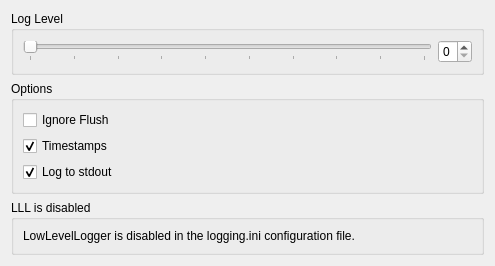
Old version of the form src/dose/dose_dobexplorer.ss/src/loggingsettings.ui in the repository SafirSDK/safir-sdk-core.
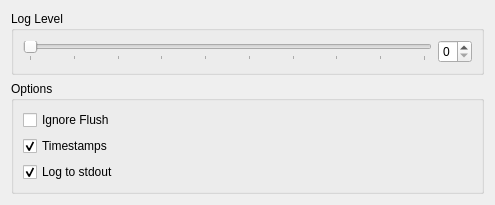
New version of the form.

```diff
--- a/src/dose/dose_dobexplorer.ss/src/loggingsettings.ui
+++ b/src/dose/dose_dobexplorer.ss/src/loggingsettings.ui
@@ -7,7 +7,7 @@
     <x>0</x>
     <y>0</y>
     <width>495</width>
-    <height>248</height>
+    <height>192</height>
    </rect>
   </property>
   <property name="windowTitle">
@@ -103,25 +103,6 @@
      </layout>
     </widget>
    </item>
-   <item>
-    <widget class="QGroupBox" name="disabledGroup">
-     <property name="title">
-      <string>LLL is disabled</string>
-     </property>
-     <layout class="QHBoxLayout" name="horizontalLayout_2">
-      <item>
-       <widget class="QLabel" name="label">
-        <property name="text">
-         <string>LowLevelLogger is disabled in the logging.ini configuration file.</string>
-        </property>
-        <property name="wordWrap">
-         <bool>true</bool>
-        </property>
-       </widget>
-      </item>
-     </layout>
-    </widget>
-   </item>
    <item>
     <spacer name="verticalSpacer">
      <property name="orientation">
```
